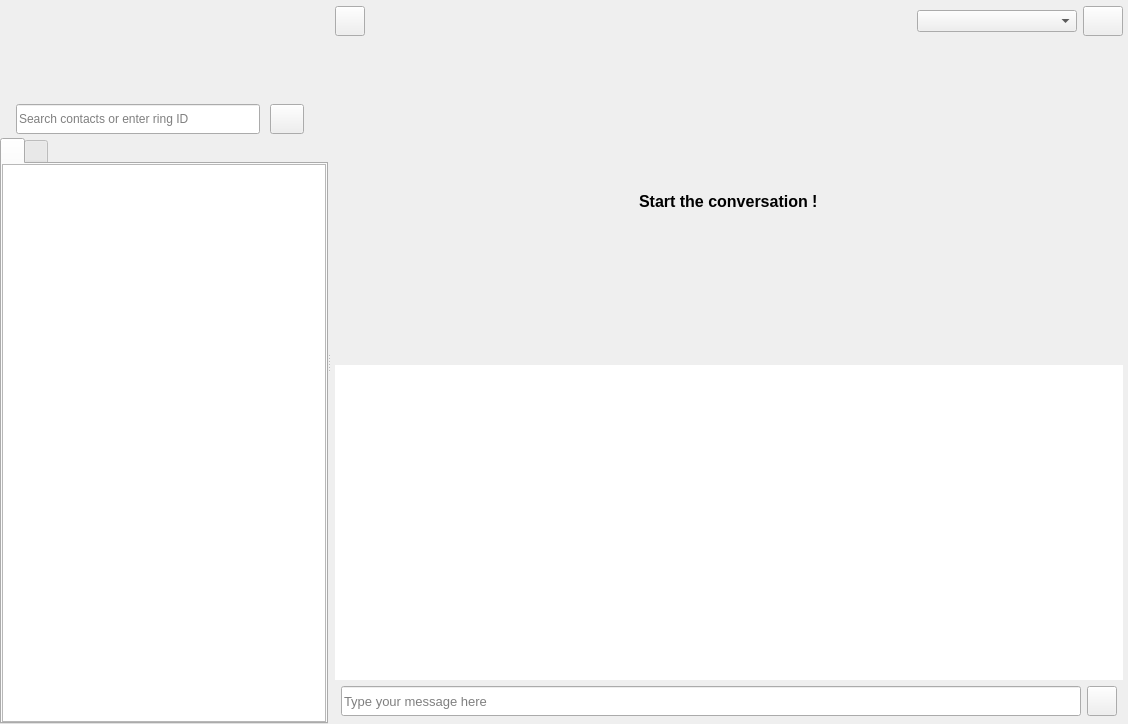
The window that callwidget.ui (savoirfairelinux/jami-client-windows) describes before a commit, drawn with Qt 5.
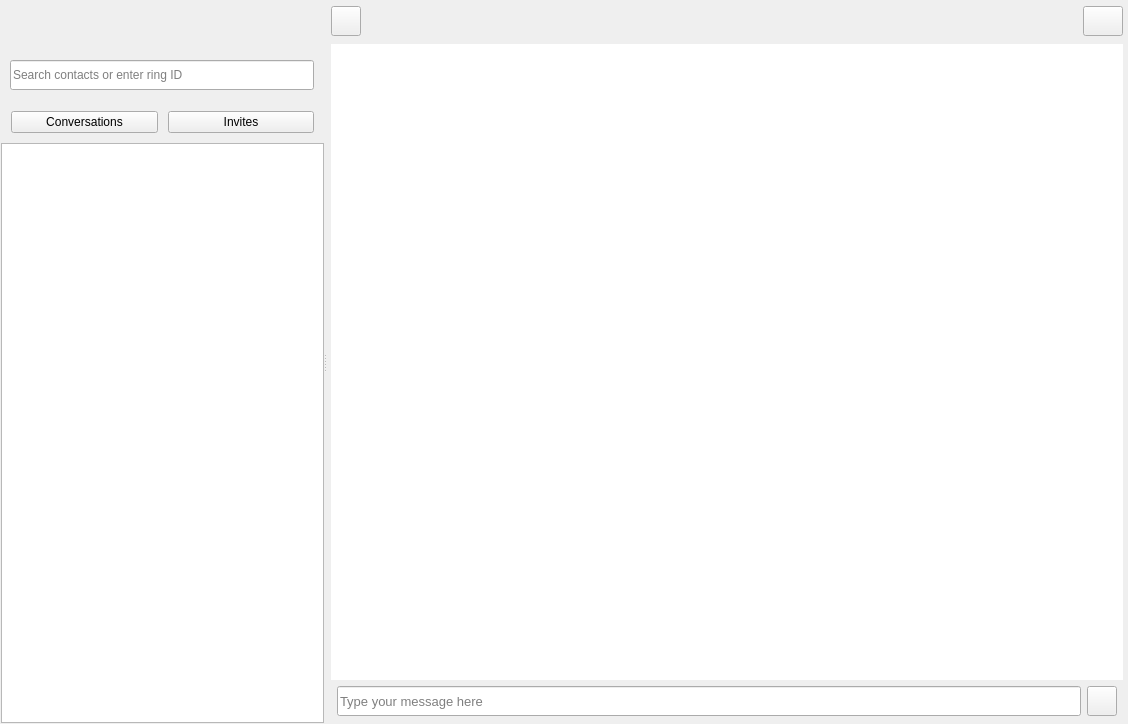
The same window after the commit. The open tabs and pages were chosen to show the change. Icons and pictures are not drawn. Custom widgets are drawn as their Qt base class.

What changed in the file:
```diff
--- a/callwidget.ui
+++ b/callwidget.ui
@@ -112,7 +112,7 @@
           <number>0</number>
          </property>
          <item row="0" column="0">
-          <layout class="QVBoxLayout" name="verticalLayout_2" stretch="3,1,18">
+          <layout class="QVBoxLayout" name="verticalLayout_2" stretch="0,0,0">
            <property name="spacing">
             <number>0</number>
            </property>
@@ -122,7 +122,7 @@
            <item>
             <widget class="CurrentAccountWidget" name="currentAccountWidget" native="true">
              <property name="sizePolicy">
-              <sizepolicy hsizetype="MinimumExpanding" vsizetype="MinimumExpanding">
+              <sizepolicy hsizetype="MinimumExpanding" vsizetype="Fixed">
                <horstretch>0</horstretch>
                <verstretch>0</verstretch>
               </sizepolicy>
@@ -130,23 +130,32 @@
              <property name="minimumSize">
               <size>
                <width>0</width>
-               <height>100</height>
+               <height>60</height>
               </size>
              </property>
             </widget>
            </item>
            <item>
             <widget class="QWidget" name="selectBar" native="true">
+             <property name="sizePolicy">
+              <sizepolicy hsizetype="MinimumExpanding" vsizetype="MinimumExpanding">
+               <horstretch>0</horstretch>
+               <verstretch>0</verstretch>
+              </sizepolicy>
+             </property>
              <property name="maximumSize">
               <size>
-               <width>324</width>
-               <height>16777215</height>
+               <width>16777214</width>
+               <height>30</height>
               </size>
              </property>
-             <layout class="QHBoxLayout" name="horizontalLayout_4">
+             <layout class="QHBoxLayout" name="selectBar_layout" stretch="0,0,0">
               <property name="spacing">
                <number>0</number>
               </property>
+              <property name="sizeConstraint">
+               <enum>QLayout::SetDefaultConstraint</enum>
+              </property>
               <property name="leftMargin">
                <number>0</number>
               </property>
@@ -169,7 +178,7 @@
                 </property>
                 <property name="sizeHint" stdset="0">
                  <size>
-                  <width>16</width>
+                  <width>10</width>
                   <height>38</height>
                  </size>
                 </property>
@@ -181,14 +190,14 @@
                  <bool>true</bool>
                 </property>
                 <property name="sizePolicy">
-                 <sizepolicy hsizetype="Fixed" vsizetype="Fixed">
+                 <sizepolicy hsizetype="Expanding" vsizetype="Fixed">
                   <horstretch>0</horstretch>
                   <verstretch>0</verstretch>
                  </sizepolicy>
                 </property>
                 <property name="minimumSize">
                  <size>
-                  <width>244</width>
+                  <width>266</width>
                   <height>30</height>
                  </size>
                 </property>
@@ -203,6 +212,9 @@
                   <pointsize>9</pointsize>
                  </font>
                 </property>
+                <property name="cursor">
+                 <cursorShape>IBeamCursor</cursorShape>
+                </property>
                 <property name="toolTip">
                  <string>Search contact text input</string>
                 </property>
@@ -220,42 +232,6 @@
                 </property>
                </widget>
               </item>
-              <item>
-               <spacer name="horizontalSpacer_3">
-                <property name="orientation">
-                 <enum>Qt::Horizontal</enum>
-                </property>
-                <property name="sizeType">
-                 <enum>QSizePolicy::Fixed</enum>
-                </property>
-                <property name="sizeHint" stdset="0">
-                 <size>
-                  <width>10</width>
-                  <height>20</height>
-                 </size>
-                </property>
-               </spacer>
-              </item>
-              <item>
-               <widget class="QPushButton" name="searchBtn">
-                <property name="minimumSize">
-                 <size>
-                  <width>30</width>
-                  <height>30</height>
-                 </size>
-                </property>
-                <property name="toolTip">
-                 <string>search button</string>
-                </property>
-                <property name="text">
-                 <string/>
-                </property>
-                <property name="icon">
-                 <iconset resource="ressources.qrc">
-                  <normaloff>:/images/icons/ic_search_black_18dp_2x.png</normaloff>:/images/icons/ic_search_black_18dp_2x.png</iconset>
-                </property>
-               </widget>
-              </item>
               <item>
                <spacer name="horizontalSpacer_2">
                 <property name="orientation">
@@ -266,8 +242,8 @@
                 </property>
                 <property name="sizeHint" stdset="0">
                  <size>
-                  <width>20</width>
-                  <height>20</height>
+                  <width>10</width>
+                  <height>38</height>
                  </size>
                 </property>
                </spacer>
@@ -276,150 +252,104 @@
             </widget>
            </item>
            <item>
-            <layout class="QVBoxLayout" name="verticalLayout_5" stretch="0">
+            <widget class="QWidget" name="smartListWidget" native="true">
+             <layout class="QVBoxLayout" name="verticalLayout_5" stretch="0,0,0">
              <property name="spacing">
               <number>0</number>
              </property>
              <property name="leftMargin">
-              <number>0</number>
+               <number>1</number>
              </property>
              <property name="topMargin">
+               <number>1</number>
+              </property>
+              <property name="rightMargin">
               <number>0</number>
              </property>
              <property name="bottomMargin">
-              <number>0</number>
+               <number>1</number>
              </property>
              <item>
-              <widget class="QTabWidget" name="mainTabMenu">
-               <property name="sizePolicy">
-                <sizepolicy hsizetype="MinimumExpanding" vsizetype="MinimumExpanding">
-                 <horstretch>0</horstretch>
-                 <verstretch>0</verstretch>
-                </sizepolicy>
-               </property>
-               <property name="minimumSize">
-                <size>
-                 <width>0</width>
-                 <height>0</height>
-                </size>
-               </property>
-               <property name="maximumSize">
+               <spacer name="verticalSpacer_3">
+                <property name="orientation">
+                 <enum>Qt::Vertical</enum>
+                </property>
+                <property name="sizeType">
+                 <enum>QSizePolicy::Fixed</enum>
+                </property>
+                <property name="sizeHint" stdset="0">
                 <size>
-                 <width>16777215</width>
-                 <height>16777215</height>
-                </size>
-               </property>
+                  <width>20</width>
+                  <height>10</height>
+                 </size>
+                </property>
+               </spacer>
+              </item>
+              <item>
+               <widget class="ConversationsFilterWidget" name="conversationsFilterWidget" native="true">
+                <layout class="QHBoxLayout" name="conversationFilterLayout">
+                 <property name="spacing">
+                  <number>10</number>
+                 </property>
+                 <property name="leftMargin">
+                  <number>10</number>
+                 </property>
+                 <property name="topMargin">
+                  <number>10</number>
+                 </property>
+                 <property name="rightMargin">
+                  <number>10</number>
+                 </property>
+                 <property name="bottomMargin">
+                  <number>10</number>
+                 </property>
+                 <item>
+                  <widget class="QPushButton" name="buttonConversations">
                <property name="toolTip">
-                <string/>
-               </property>
-               <property name="currentIndex">
-                <number>0</number>
-               </property>
-               <property name="iconSize">
-                <size>
-                 <width>24</width>
-                 <height>24</height>
-                </size>
-               </property>
-               <widget class="QWidget" name="mainTabMenuPage1">
-                <attribute name="icon">
-                 <iconset resource="ressources.qrc">
-                  <normaloff>:/images/icons/ic_chat_black_24dp_2x.png</normaloff>:/images/icons/ic_chat_black_24dp_2x.png</iconset>
-                </attribute>
-                <attribute name="title">
-                 <string/>
-                </attribute>
-                <attribute name="toolTip">
+                    <string>Show conversations</string>
+                   </property>
+                   <property name="text">
                  <string>Conversations</string>
-                </attribute>
-                <layout class="QVBoxLayout" name="verticalLayout_6">
-                 <property name="spacing">
-                  <number>0</number>
-                 </property>
-                 <property name="leftMargin">
-                  <number>0</number>
-                 </property>
-                 <property name="topMargin">
-                  <number>0</number>
-                 </property>
-                 <property name="rightMargin">
-                  <number>0</number>
-                 </property>
-                 <property name="bottomMargin">
-                  <number>0</number>
-                 </property>
+                   </property>
+                  </widget>
+                 </item>
+                 <item>
+                  <widget class="QPushButton" name="buttonInvites">
+                   <property name="toolTip">
+                    <string>Show invites</string>
+                   </property>
+                   <property name="text">
+                    <string>Invites</string>
+                   </property>
+                  </widget>
+                 </item>
+                </layout>
+               </widget>
+              </item>
                  <item>
-                  <widget class="SmartList" name="smartList">
-                   <property name="minimumSize">
-                    <size>
-                     <width>324</width>
-                     <height>0</height>
-                    </size>
-                   </property>
-                   <property name="mouseTracking">
-                    <bool>true</bool>
+               <widget class="SmartListView" name="smartList">
+                <property name="autoScrollMargin">
+                 <number>16</number>
                    </property>
                    <property name="indentation">
                     <number>0</number>
                    </property>
-                   <property name="headerHidden">
-                    <bool>true</bool>
-                   </property>
-                   <attribute name="headerMinimumSectionSize">
-                    <number>0</number>
-                   </attribute>
-                  </widget>
-                 </item>
-                </layout>
-               </widget>
-               <widget class="QWidget" name="mainTabMenuPage2">
-                <attribute name="icon">
-                 <iconset resource="ressources.qrc">
-                  <normaloff>:/images/icons/ic_person_add_black_24dp_2x.png</normaloff>:/images/icons/ic_person_add_black_24dp_2x.png</iconset>
-                </attribute>
-                <attribute name="title">
-                 <string/>
-                </attribute>
-                <attribute name="toolTip">
-                 <string>Contact requests</string>
-                </attribute>
-                <layout class="QVBoxLayout" name="verticalLayout_7">
-                 <property name="spacing">
-                  <number>0</number>
-                 </property>
-                 <property name="leftMargin">
-                  <number>0</number>
-                 </property>
-                 <property name="topMargin">
-                  <number>0</number>
-                 </property>
-                 <property name="rightMargin">
-                  <number>0</number>
-                 </property>
-                 <property name="bottomMargin">
-                  <number>0</number>
-                 </property>
-                 <item>
-                  <widget class="ContactRequestListWidget" name="contactRequestList">
-                   <property name="styleSheet">
-                    <string notr="true"/>
-                   </property>
                    <property name="rootIsDecorated">
                     <bool>false</bool>
                    </property>
+                <property name="itemsExpandable">
+                 <bool>false</bool>
+                </property>
+                <property name="expandsOnDoubleClick">
+                 <bool>false</bool>
+                </property>
                    <attribute name="headerVisible">
                     <bool>false</bool>
                    </attribute>
-                   <attribute name="headerMinimumSectionSize">
-                    <number>0</number>
-                   </attribute>
                   </widget>
                  </item>
                 </layout>
                </widget>
-              </widget>
-             </item>
-            </layout>
            </item>
           </layout>
          </item>
@@ -490,7 +420,7 @@
                <string/>
               </property>
               <property name="currentIndex">
-               <number>0</number>
+               <number>2</number>
               </property>
               <widget class="QWidget" name="welcomePage">
                <layout class="QVBoxLayout" name="verticalLayout_15">
@@ -677,8 +607,10 @@
                    <string notr="true">color: #aeaeae</string>
                   </property>
                   <property name="text">
-                   <string>This is your RingID.
-Copy and share it with your friends!</string>
+                   <string>
+                                        This is your RingID.
+                                        Copy and share it with your friends!
+                                      </string>
                   </property>
                   <property name="textFormat">
                    <enum>Qt::PlainText</enum>
@@ -1033,7 +965,7 @@
                  <verstretch>0</verstretch>
                 </sizepolicy>
                </property>
-               <layout class="QVBoxLayout" name="verticalLayout_12" stretch="1,25,25,1">
+               <layout class="QVBoxLayout" name="verticalLayout_12" stretch="1,25,1">
                 <property name="leftMargin">
                  <number>5</number>
                 </property>
@@ -1177,19 +1109,6 @@
                     </property>
                    </spacer>
                   </item>
-                  <item>
-                   <widget class="QComboBox" name="contactMethodComboBox">
-                    <property name="minimumSize">
-                     <size>
-                      <width>160</width>
-                      <height>0</height>
-                     </size>
-                    </property>
-                    <property name="toolTip">
-                     <string>Peer contact method selector</string>
-                    </property>
-                   </widget>
-                  </item>
                   <item>
                    <widget class="QPushButton" name="sendContactRequestPageButton">
                     <property name="sizePolicy">
@@ -1221,23 +1140,6 @@
                   </item>
                  </layout>
                 </item>
-                <item alignment="Qt::AlignHCenter|Qt::AlignVCenter">
-                 <widget class="QLabel" name="noMessagesLabel">
-                  <property name="enabled">
-                   <bool>true</bool>
-                  </property>
-                  <property name="font">
-                   <font>
-                    <pointsize>12</pointsize>
-                    <weight>75</weight>
-                    <bold>true</bold>
-                   </font>
-                  </property>
-                  <property name="text">
-                   <string>Start the conversation !</string>
-                  </property>
-                 </widget>
-                </item>
                 <item>
                  <widget class="QListView" name="listMessageView">
                   <property name="sizePolicy">
@@ -1918,9 +1820,9 @@
    <header>idlabel.h</header>
   </customwidget>
   <customwidget>
-   <class>SmartList</class>
+   <class>SmartListView</class>
    <extends>QTreeView</extends>
-   <header>smartlist.h</header>
+   <header>smartlistview.h</header>
   </customwidget>
   <customwidget>
    <class>SendContactRequestWidget</class>
@@ -1941,9 +1843,10 @@
    <container>1</container>
   </customwidget>
   <customwidget>
-   <class>ContactRequestListWidget</class>
-   <extends>QTreeView</extends>
-   <header>contactrequestlistwidget.h</header>
+   <class>ConversationsFilterWidget</class>
+   <extends>QWidget</extends>
+   <header>conversationsfilterwidget.h</header>
+   <container>1</container>
   </customwidget>
  </customwidgets>
  <resources>
```
Lines whose indentation alone changed are shown as unchanged.
